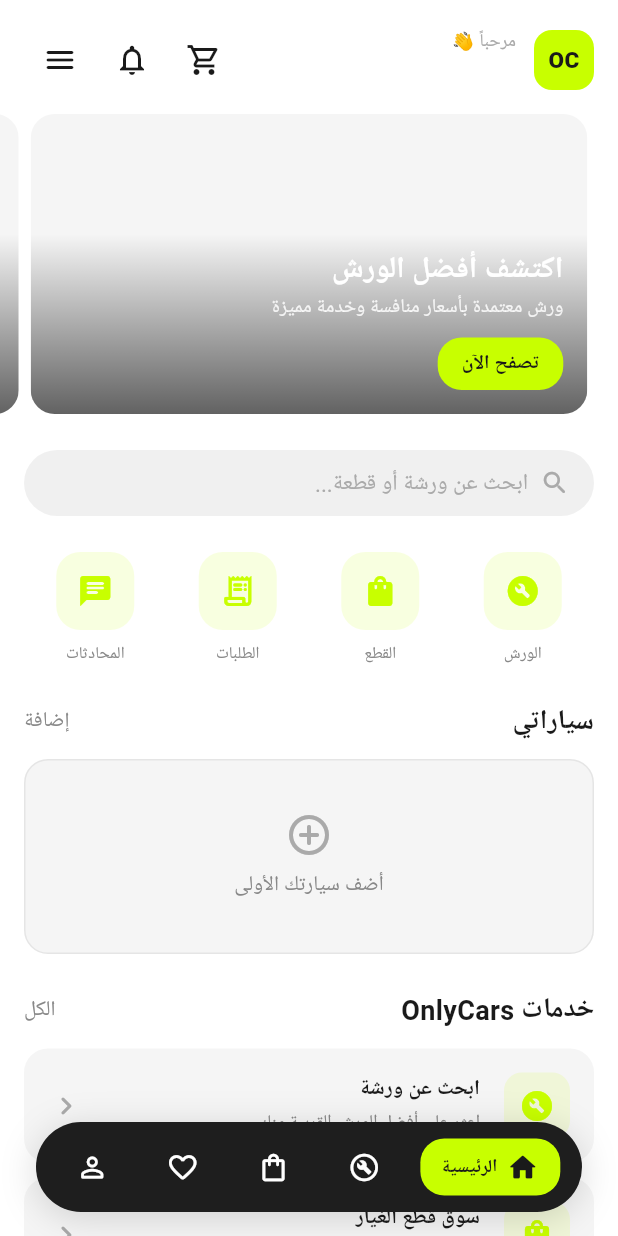
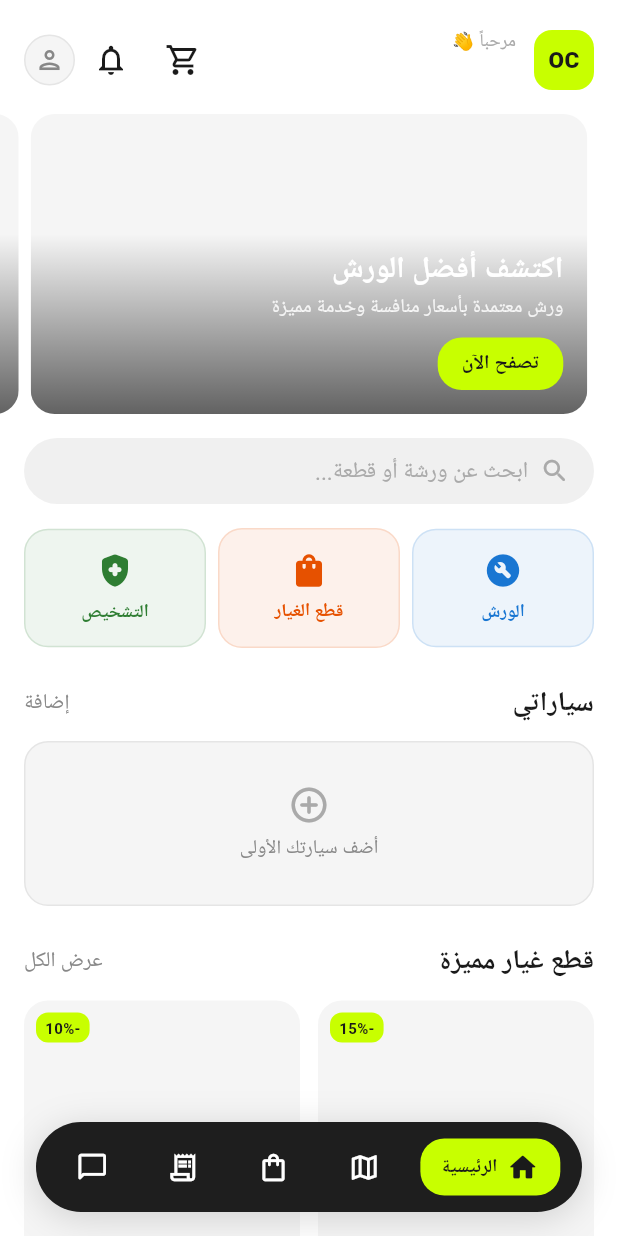
Before and after one commit to Khalil2008k/OnlyCars, a Flutter app: the HomeScreen screen opened by its route, on a phone screen of 412 x 824 dp. Run offline on Flutter 3.47's test engine with Material 3 defaults, Android fonts, the phone set to English and light mode, and no system bars; our stand-ins replace firebase_auth, firebase_core, firebase_messaging, flutter_riverpod, freezed_annotation, go_router and 2 more; accounts and stored records are empty; generated files the repository leaves out were written again; Roboto replaces fonts that are missing (Tajawal).

Commit message:
Home rework: remove quick actions, add 3 compact service cards, product grid, fix nav routing, fix overflow

```diff
--- a/apps/consumer/lib/screens/home/home_screen.dart
+++ b/apps/consumer/lib/screens/home/home_screen.dart
@@ -11,7 +11,6 @@ class HomeScreen extends ConsumerWidget {
   Widget build(BuildContext context, WidgetRef ref) {
     final profileAsync = ref.watch(userProfileProvider);
     final vehiclesAsync = ref.watch(vehiclesProvider);
-    final ordersAsync = ref.watch(activeOrderCountProvider);
     final unreadAsync = ref.watch(unreadNotifCountProvider);
 
     return Scaffold(
@@ -23,7 +22,6 @@ class HomeScreen extends ConsumerWidget {
           onRefresh: () async {
             ref.invalidate(userProfileProvider);
             ref.invalidate(vehiclesProvider);
-            ref.invalidate(activeOrderCountProvider);
             ref.invalidate(unreadNotifCountProvider);
           },
           child: CustomScrollView(
@@ -67,7 +65,7 @@ class HomeScreen extends ConsumerWidget {
                   ],
                 ),
               ),
-              const SliverToBoxAdapter(child: SizedBox(height: OcSpacing.xl)),
+              const SliverToBoxAdapter(child: SizedBox(height: OcSpacing.lg)),
 
               // ── Search Bar ──────────────────────────
               SliverToBoxAdapter(
@@ -80,13 +78,42 @@ class HomeScreen extends ConsumerWidget {
                   ),
                 ),
               ),
-              const SliverToBoxAdapter(child: SizedBox(height: OcSpacing.section)),
+              const SliverToBoxAdapter(child: SizedBox(height: OcSpacing.lg)),
 
-              // ── Quick Actions ───────────────────────
+              // ── 3 Compact Service Buttons ───────────
               SliverToBoxAdapter(
                 child: Padding(
                   padding: const EdgeInsets.symmetric(horizontal: OcSpacing.page),
-                  child: _QuickActions(activeOrders: ordersAsync.valueOrNull ?? 0),
+                  child: Row(
+                    children: [
+                      Expanded(
+                        child: _MiniServiceCard(
+                          icon: Icons.build_circle_rounded,
+                          label: 'الورش',
+                          color: const Color(0xFF1976D2),
+                          onTap: () => context.push('/workshops'),
+                        ),
+                      ),
+                      const SizedBox(width: OcSpacing.sm),
+                      Expanded(
+                        child: _MiniServiceCard(
+                          icon: Icons.shopping_bag_rounded,
+                          label: 'قطع الغيار',
+                          color: const Color(0xFFE65100),
+                          onTap: () => context.push('/marketplace'),
+                        ),
+                      ),
+                      const SizedBox(width: OcSpacing.sm),
+                      Expanded(
+                        child: _MiniServiceCard(
+                          icon: Icons.health_and_safety_rounded,
+                          label: 'التشخيص',
+                          color: const Color(0xFF2E7D32),
+                          onTap: () {},
+                        ),
+                      ),
+                    ],
+                  ),
                 ),
               ),
               const SliverToBoxAdapter(child: SizedBox(height: OcSpacing.section)),
@@ -108,7 +135,7 @@ class HomeScreen extends ConsumerWidget {
                           child: _EmptyVehicleCard(),
                         )
                       : SizedBox(
-                          height: 130,
+                          height: 110,
                           child: ListView.separated(
                             scrollDirection: Axis.horizontal,
                             padding: const EdgeInsets.symmetric(horizontal: OcSpacing.page),
@@ -118,7 +145,7 @@ class HomeScreen extends ConsumerWidget {
                           ),
                         ),
                   loading: () => const SizedBox(
-                    height: 130,
+                    height: 110,
                     child: Center(child: CircularProgressIndicator(color: OcColors.accent)),
                   ),
                   error: (e, _) => OcErrorState(
@@ -129,44 +156,67 @@ class HomeScreen extends ConsumerWidget {
               ),
               const SliverToBoxAdapter(child: SizedBox(height: OcSpacing.section)),
 
-              // ── Explore Section ────────────────────
+              // ── Car Parts For Sale ──────────────────
               SliverToBoxAdapter(
-                child: OcSectionHeader(title: 'خدمات OnlyCars', actionLabel: 'الكل'),
+                child: OcSectionHeader(
+                  title: 'قطع غيار مميزة',
+                  actionLabel: 'عرض الكل',
+                  onAction: () => context.push('/marketplace'),
+                ),
               ),
               const SliverToBoxAdapter(child: SizedBox(height: OcSpacing.md)),
-              SliverToBoxAdapter(
-                child: Padding(
+              SliverPadding(
                 padding: const EdgeInsets.symmetric(horizontal: OcSpacing.page),
-                  child: Column(
-                    children: [
-                      _ServiceCard(
-                        icon: Icons.build_circle_rounded,
-                        color: OcColors.accent,
-                        title: 'ابحث عن ورشة',
-                        subtitle: 'اعثر على أفضل الورش القريبة منك',
-                        onTap: () => context.push('/workshops'),
+                sliver: SliverGrid(
+                  gridDelegate: const SliverGridDelegateWithFixedCrossAxisCount(
+                    crossAxisCount: 2,
+                    mainAxisSpacing: 12,
+                    crossAxisSpacing: 12,
+                    childAspectRatio: 0.58,
                   ),
-                      const SizedBox(height: OcSpacing.cardGap),
-                      _ServiceCard(
-                        icon: Icons.shopping_bag_rounded,
-                        color: OcColors.accent,
-                        title: 'سوق قطع الغيار',
-                        subtitle: 'تصفح آلاف القطع بأفضل الأسعار',
+                  delegate: SliverChildListDelegate([
+                    OcProductCard(
+                      name: 'فلتر زيت تويوتا كامري',
+                      price: '٤٥ ر.ق',
+                      category: 'فلاتر',
+                      rating: 4.8,
+                      discount: 15,
+                      stockLeft: 12,
                       onTap: () => context.push('/marketplace'),
                     ),
-                      const SizedBox(height: OcSpacing.cardGap),
-                      _ServiceCard(
-                        icon: Icons.health_and_safety_rounded,
-                        color: OcColors.accent,
-                        title: 'سجل صحة السيارة',
-                        subtitle: 'تابع حالة سيارتك وصيانتها',
-                        onTap: () {},
+                    OcProductCard(
+                      name: 'بطارية فارتا ٧٠ أمبير',
+                      price: '٢٨٠ ر.ق',
+                      category: 'بطاريات',
+                      rating: 4.9,
+                      discount: 10,
+                      stockLeft: 5,
+                      onTap: () => context.push('/marketplace'),
                     ),
-                      // Bottom padding for floating nav
-                      const SizedBox(height: OcSizes.navBarHeight + OcSizes.navBarBottomMargin + OcSpacing.lg),
-                    ],
+                    OcProductCard(
+                      name: 'تيل فرامل نيسان سنترا',
+                      price: '١٢٠ ر.ق',
+                      category: 'فرامل',
+                      rating: 4.5,
+                      stockLeft: 8,
+                      onTap: () => context.push('/marketplace'),
+                    ),
+                    OcProductCard(
+                      name: 'زيت محرك موبيل 5W-30',
+                      price: '٨٥ ر.ق',
+                      category: 'زيوت',
+                      rating: 5.0,
+                      discount: 20,
+                      stockLeft: 25,
+                      onTap: () => context.push('/marketplace'),
+                    ),
+                  ]),
                 ),
               ),
+
+              // Bottom padding for floating nav
+              SliverToBoxAdapter(
+                child: SizedBox(height: OcSizes.navBarHeight + OcSizes.navBarBottomMargin + OcSpacing.xl),
               ),
             ],
           ),
@@ -177,7 +227,7 @@ class HomeScreen extends ConsumerWidget {
 }
 
 // ═══════════════════════════════════════════════════════
-// HEADER — Logo + User + Cart/Notifications
+// HEADER
 // ═══════════════════════════════════════════════════════
 
 class _Header extends StatelessWidget {
@@ -209,22 +259,16 @@ class _Header extends StatelessWidget {
           child: Column(
             crossAxisAlignment: CrossAxisAlignment.start,
             children: [
-              Text(
-                'مرحباً 👋',
-                style: TextStyle(color: OcColors.textMuted, fontSize: 12),
-              ),
+              Text('مرحباً 👋', style: TextStyle(color: OcColors.textMuted, fontSize: 12)),
               Text(
                 name,
                 style: const TextStyle(
-                  color: OcColors.textPrimary,
-                  fontSize: 17,
-                  fontWeight: FontWeight.w600,
+                  color: OcColors.textPrimary, fontSize: 17, fontWeight: FontWeight.w600,
                 ),
               ),
             ],
           ),
         ),
-        // Cart
         OcBadge(
           count: 0,
           child: IconButton(
@@ -232,7 +276,6 @@ class _Header extends StatelessWidget {
             icon: const Icon(Icons.shopping_cart_outlined, color: OcColors.textPrimary),
           ),
         ),
-        // Notifications
         OcBadge(
           count: unreadCount,
           child: IconButton(
@@ -240,10 +283,17 @@ class _Header extends StatelessWidget {
             icon: const Icon(Icons.notifications_outlined, color: OcColors.textPrimary),
           ),
         ),
-        // Menu
-        IconButton(
-          onPressed: () {},
-          icon: const Icon(Icons.menu_rounded, color: OcColors.textPrimary),
+        GestureDetector(
+          onTap: () => context.push('/profile'),
+          child: Container(
+            width: 34, height: 34,
+            decoration: BoxDecoration(
+              color: OcColors.surfaceCard,
+              shape: BoxShape.circle,
+              border: Border.all(color: OcColors.border),
+            ),
+            child: const Icon(Icons.person_outlined, size: 20, color: OcColors.textSecondary),
+          ),
         ),
       ],
     );
@@ -251,62 +301,52 @@ class _Header extends StatelessWidget {
 }
 
 // ═══════════════════════════════════════════════════════
-// QUICK ACTIONS — 4 icon buttons in a row
+// MINI SERVICE CARD — Compact 3-up row
 // ═══════════════════════════════════════════════════════
 
-class _QuickActions extends StatelessWidget {
-  final int activeOrders;
-  const _QuickActions({required this.activeOrders});
+class _MiniServiceCard extends StatelessWidget {
+  final IconData icon;
+  final String label;
+  final Color color;
+  final VoidCallback? onTap;
+
+  const _MiniServiceCard({
+    required this.icon,
+    required this.label,
+    required this.color,
+    this.onTap,
+  });
 
   @override
   Widget build(BuildContext context) {
-    return Row(
-      mainAxisAlignment: MainAxisAlignment.spaceAround,
-      children: [
-        _QuickAction(icon: Icons.build_circle_rounded, label: 'الورش', color: OcColors.accent),
-        _QuickAction(icon: Icons.shopping_bag_rounded, label: 'القطع', color: OcColors.accent),
-        _QuickAction(icon: Icons.receipt_long_rounded, label: 'الطلبات', badge: activeOrders, color: OcColors.accent),
-        _QuickAction(icon: Icons.chat_rounded, label: 'المحادثات', color: OcColors.accent),
-      ],
-    );
-  }
-}
-
-class _QuickAction extends StatelessWidget {
-  final IconData icon;
-  final String label;
-  final Color color;
-  final int badge;
-  const _QuickAction({required this.icon, required this.label, required this.color, this.badge = 0});
-
-  @override
-  Widget build(BuildContext context) {
-    return Column(
+    return GestureDetector(
+      onTap: onTap,
+      child: Container(
+        padding: const EdgeInsets.symmetric(vertical: 14, horizontal: 8),
+        decoration: BoxDecoration(
+          color: color.withValues(alpha: 0.08),
+          borderRadius: BorderRadius.circular(OcRadius.card),
+          border: Border.all(color: color.withValues(alpha: 0.15)),
+        ),
+        child: Column(
           mainAxisSize: MainAxisSize.min,
           children: [
-        OcBadge(
-          count: badge,
-          child: Container(
-            padding: const EdgeInsets.all(14),
-            decoration: BoxDecoration(
-              color: color.withValues(alpha: 0.12),
-              borderRadius: BorderRadius.circular(OcRadius.lg),
+            Icon(icon, color: color, size: 26),
+            const SizedBox(height: 6),
+            Text(
+              label,
+              style: TextStyle(color: color, fontSize: 12, fontWeight: FontWeight.w600),
+              textAlign: TextAlign.center,
             ),
-            child: Icon(icon, color: color, size: 24),
+          ],
         ),
       ),
-        const SizedBox(height: OcSpacing.sm),
-        Text(
-          label,
-          style: const TextStyle(color: OcColors.textSecondary, fontSize: 11, fontWeight: FontWeight.w500),
-        ),
-      ],
     );
   }
 }
 
 // ═══════════════════════════════════════════════════════
-// VEHICLE CARD — Horizontal scroll
+// VEHICLE CARD
 // ═══════════════════════════════════════════════════════
 
 class _VehicleCard extends StatelessWidget {
@@ -316,8 +356,8 @@ class _VehicleCard extends StatelessWidget {
   @override
   Widget build(BuildContext context) {
     return Container(
-      width: 200,
-      padding: const EdgeInsets.all(OcSpacing.lg),
+      width: 180,
+      padding: const EdgeInsets.all(OcSpacing.md),
       decoration: BoxDecoration(
         color: OcColors.surfaceCard,
         borderRadius: BorderRadius.circular(OcRadius.card),
@@ -329,33 +369,27 @@ class _VehicleCard extends StatelessWidget {
           Row(
             children: [
               Container(
-                padding: const EdgeInsets.all(8),
+                padding: const EdgeInsets.all(6),
                 decoration: BoxDecoration(
                   color: OcColors.accent.withValues(alpha: 0.15),
                   borderRadius: BorderRadius.circular(OcRadius.sm),
                 ),
-                child: const Icon(Icons.directions_car_rounded, color: OcColors.accent, size: 24),
+                child: const Icon(Icons.directions_car_rounded, color: OcColors.accent, size: 20),
               ),
               const SizedBox(width: OcSpacing.sm),
               Expanded(
                 child: Text(
                   '${vehicle.make} ${vehicle.model}',
-                  style: const TextStyle(fontSize: 14, fontWeight: FontWeight.w600, color: OcColors.textPrimary),
+                  style: const TextStyle(fontSize: 13, fontWeight: FontWeight.w600, color: OcColors.textPrimary),
                   overflow: TextOverflow.ellipsis,
                 ),
               ),
             ],
           ),
-          const SizedBox(height: OcSpacing.sm),
-          Text(
-            '${vehicle.year}',
-            style: const TextStyle(color: OcColors.textSecondary, fontSize: 12),
-          ),
+          const SizedBox(height: 6),
+          Text('${vehicle.year}', style: const TextStyle(color: OcColors.textSecondary, fontSize: 11)),
           if (vehicle.plateNumber != null)
-            Text(
-              vehicle.plateNumber,
-              style: const TextStyle(color: OcColors.accent, fontWeight: FontWeight.w600, fontSize: 12),
-            ),
+            Text(vehicle.plateNumber, style: const TextStyle(color: OcColors.accent, fontWeight: FontWeight.w600, fontSize: 11)),
         ],
       ),
     );
@@ -366,81 +400,23 @@ class _EmptyVehicleCard extends StatelessWidget {
   @override
   Widget build(BuildContext context) {
     return Container(
-      height: 130,
-      padding: const EdgeInsets.all(OcSpacing.xl),
+      height: 110,
+      padding: const EdgeInsets.all(OcSpacing.lg),
       decoration: BoxDecoration(
         color: OcColors.surfaceCard,
         borderRadius: BorderRadius.circular(OcRadius.card),
-        border: Border.all(color: OcColors.border, style: BorderStyle.solid),
+        border: Border.all(color: OcColors.border),
       ),
       child: Center(
         child: Column(
           mainAxisSize: MainAxisSize.min,
           children: [
-            Icon(Icons.add_circle_outline_rounded, color: OcColors.textMuted, size: 32),
-            const SizedBox(height: OcSpacing.sm),
-            Text(
-              'أضف سيارتك الأولى',
-              style: TextStyle(color: OcColors.textSecondary, fontSize: 14),
-            ),
+            Icon(Icons.add_circle_outline_rounded, color: OcColors.textMuted, size: 28),
+            const SizedBox(height: 6),
+            Text('أضف سيارتك الأولى', style: TextStyle(color: OcColors.textSecondary, fontSize: 13)),
           ],
         ),
       ),
     );
   }
 }
-
-// ═══════════════════════════════════════════════════════
-// SERVICE CARD — Explore section items
-// ═══════════════════════════════════════════════════════
-
-class _ServiceCard extends StatelessWidget {
-  final IconData icon;
-  final Color color;
-  final String title;
-  final String subtitle;
-  final VoidCallback? onTap;
-  const _ServiceCard({
-    required this.icon, required this.color,
-    required this.title, required this.subtitle,
-    this.onTap,
-  });
-
-  @override
-  Widget build(BuildContext context) {
-    return GestureDetector(
-      onTap: onTap,
-      child: Container(
-        padding: const EdgeInsets.all(OcSpacing.lg),
-        decoration: BoxDecoration(
-          color: OcColors.surfaceCard,
-          borderRadius: BorderRadius.circular(OcRadius.card),
-        ),
-        child: Row(
-          children: [
-            Container(
-              padding: const EdgeInsets.all(10),
-              decoration: BoxDecoration(
-                color: color.withValues(alpha: 0.12),
-                borderRadius: BorderRadius.circular(OcRadius.md),
-              ),
-              child: Icon(icon, color: color, size: 24),
-            ),
-            const SizedBox(width: OcSpacing.lg),
-            Expanded(
-              child: Column(
-                crossAxisAlignment: CrossAxisAlignment.start,
-                children: [
-                  Text(title, style: const TextStyle(fontSize: 14, fontWeight: FontWeight.w600, color: OcColors.textPrimary)),
-                  const SizedBox(height: 2),
-                  Text(subtitle, style: const TextStyle(fontSize: 12, color: OcColors.textSecondary)),
-                ],
-              ),
-            ),
-            const Icon(Icons.chevron_left_rounded, color: OcColors.textMuted),
-          ],
-        ),
-      ),
-    );
-  }
-}
--- a/apps/consumer/lib/screens/home/home_shell.dart
+++ b/apps/consumer/lib/screens/home/home_shell.dart
@@ -18,9 +18,9 @@ class HomeShell extends StatelessWidget {
     ),
     (
       item: OcNavItem(
-        icon: Icons.build_circle_outlined,
-        activeIcon: Icons.build_circle_rounded,
-        label: 'الورش',
+        icon: Icons.map_outlined,
+        activeIcon: Icons.map_rounded,
+        label: 'الخريطة',
       ),
       path: '/workshops',
     ),
@@ -28,23 +28,23 @@ class HomeShell extends StatelessWidget {
       item: OcNavItem(
         icon: Icons.shopping_bag_outlined,
         activeIcon: Icons.shopping_bag_rounded,
-        label: 'سوق القطع',
+        label: 'القطع',
       ),
       path: '/marketplace',
     ),
     (
       item: OcNavItem(
-        icon: Icons.favorite_border_rounded,
-        activeIcon: Icons.favorite_rounded,
-        label: 'المفضلة',
+        icon: Icons.receipt_long_outlined,
+        activeIcon: Icons.receipt_long_rounded,
+        label: 'الطلبات',
       ),
       path: '/orders',
     ),
     (
       item: OcNavItem(
-        icon: Icons.person_outline_rounded,
-        activeIcon: Icons.person_rounded,
-        label: 'حسابي',
+        icon: Icons.chat_bubble_outline_rounded,
+        activeIcon: Icons.chat_bubble_rounded,
+        label: 'المحادثات',
       ),
       path: '/profile',
     ),
--- a/packages/oc_ui/lib/src/widgets.dart
+++ b/packages/oc_ui/lib/src/widgets.dart
@@ -460,10 +460,10 @@ class OcProductCard extends StatelessWidget {
       child: Column(
         crossAxisAlignment: CrossAxisAlignment.start,
         children: [
-          // Image container
-          AspectRatio(
-            aspectRatio: 0.9,
+          // Image container — expands to fill available space
+          Expanded(
             child: Container(
+              width: double.infinity,
               decoration: BoxDecoration(
                 color: OcColors.surfaceCard,
                 borderRadius: BorderRadius.circular(OcRadius.card),
@@ -473,11 +473,9 @@ class OcProductCard extends StatelessWidget {
               ),
               child: Stack(
                 children: [
-                  // Discount badge
                   if (discount != null && discount! > 0)
                     Positioned(
-                      top: 8,
-                      left: 8,
+                      top: 8, left: 8,
                       child: Container(
                         padding: const EdgeInsets.symmetric(horizontal: 6, vertical: 3),
                         decoration: BoxDecoration(
@@ -486,11 +484,7 @@ class OcProductCard extends StatelessWidget {
                         ),
                         child: Text(
                           '-$discount%',
-                          style: const TextStyle(
-                            color: OcColors.onAccent,
-                            fontSize: 10,
-                            fontWeight: FontWeight.w700,
-                          ),
+                          style: const TextStyle(color: OcColors.onAccent, fontSize: 10, fontWeight: FontWeight.w700),
                         ),
                       ),
                     ),
@@ -510,61 +504,43 @@ class OcProductCard extends StatelessWidget {
               ),
               child: Text(
                 category!,
-                style: const TextStyle(
-                  color: OcColors.onAccent,
-                  fontSize: 10,
-                  fontWeight: FontWeight.w600,
-                ),
+                style: const TextStyle(color: OcColors.onAccent, fontSize: 10, fontWeight: FontWeight.w600),
               ),
             ),
 
           // Stock count
-          if (stockLeft != null) ...[
-            const SizedBox(height: 2),
-            Text(
-              '$stockLeft متبقي',
-              style: const TextStyle(color: OcColors.textMuted, fontSize: 11),
+          if (stockLeft != null)
+            Padding(
+              padding: const EdgeInsets.only(top: 2),
+              child: Text('$stockLeft متبقي', style: const TextStyle(color: OcColors.textMuted, fontSize: 11)),
             ),
-          ],
 
           // Product name
-          const SizedBox(height: 2),
-          Text(
+          Padding(
+            padding: const EdgeInsets.only(top: 2),
+            child: Text(
               name,
-            style: const TextStyle(
-              color: OcColors.textPrimary,
-              fontSize: 13,
-              fontWeight: FontWeight.w600,
-              height: 1.3,
-            ),
-            maxLines: 2,
+              style: const TextStyle(color: OcColors.textPrimary, fontSize: 13, fontWeight: FontWeight.w600, height: 1.3),
+              maxLines: 1,
               overflow: TextOverflow.ellipsis,
             ),
-
-          const SizedBox(height: 4),
+          ),
 
           // Price + Rating row
-          Row(
+          Padding(
+            padding: const EdgeInsets.only(top: 2),
+            child: Row(
               children: [
                 if (rating != null) ...[
                   Icon(Icons.star_rounded, size: 14, color: OcColors.starAmber),
                   const SizedBox(width: 2),
-                Text(
-                  rating!.toStringAsFixed(1),
-                  style: const TextStyle(color: OcColors.textSecondary, fontSize: 12),
-                ),
+                  Text(rating!.toStringAsFixed(1), style: const TextStyle(color: OcColors.textSecondary, fontSize: 12)),
                   const Spacer(),
                 ],
-              Text(
-                price,
-                style: const TextStyle(
-                  color: OcColors.textPrimary,
-                  fontSize: 14,
-                  fontWeight: FontWeight.w700,
-                ),
-              ),
+                Text(price, style: const TextStyle(color: OcColors.textPrimary, fontSize: 14, fontWeight: FontWeight.w700)),
                 if (rating == null) const Spacer(),
               ],
+            ),
           ),
         ],
       ),
```
Lines whose indentation alone changed are shown as unchanged.
